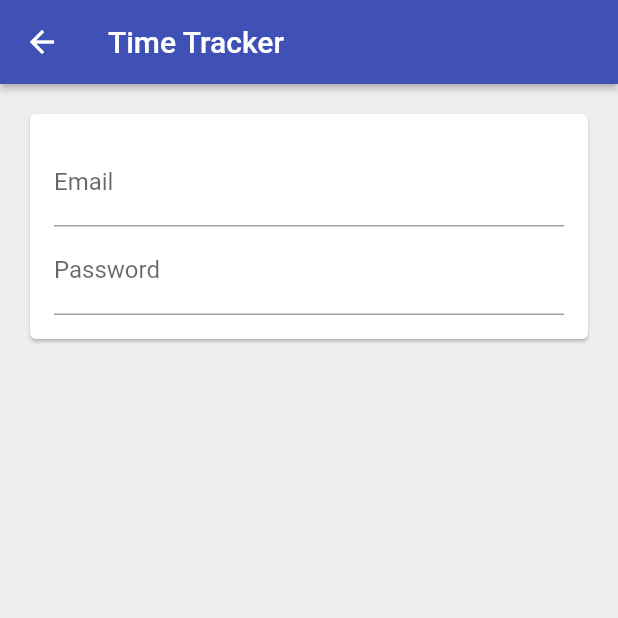
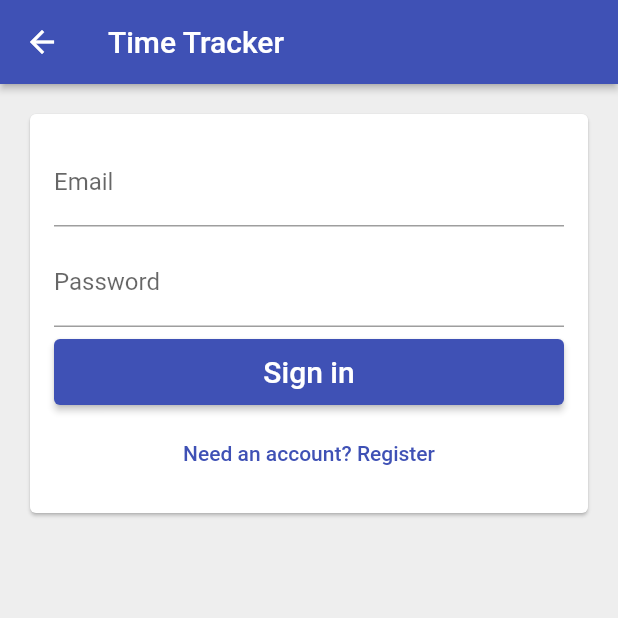
Before and after one commit to trine2301/time_tracker, a Flutter app: the EmailSignInPage screen opened directly, on a phone screen of 412 x 824 dp, the top half of it. Run offline on Flutter 3.47's test engine with Material 2 defaults, Android fonts, the phone set to English and light mode, and no system bars; our stand-ins replace firebase_auth, firebase_core; accounts and stored records are empty.

Commit message:
added a new FormSubmitButton-widget

```diff
--- a/lib/app/sign_in/email_sign_in_form.dart
+++ b/lib/app/sign_in/email_sign_in_form.dart
@@ -1,4 +1,5 @@
 import 'package:flutter/material.dart';
+import 'package:time_tracker_flutter_course/common_widgets/form_submit_button.dart';
 
 class EmailSignInForm extends StatelessWidget {
   const EmailSignInForm({Key? key}) : super(key: key);
@@ -11,11 +12,22 @@ class EmailSignInForm extends StatelessWidget {
           hintText: 'test@email.com'
         ),
       ),
+      SizedBox(height: 8.0),
       const TextField(
         decoration: InputDecoration(
           labelText: 'Password',
         ),
         obscureText: true,
+      ),
+      SizedBox(height: 8.0),
+      FormSubmitButton(
+        text: 'Sign in',
+        onPressed: () {},
+      ),
+      SizedBox(height: 8.0),
+      TextButton(
+          child: Text('Need an account? Register'),
+        onPressed: () {},
       ),
     ];
   }
@@ -25,6 +37,7 @@ class EmailSignInForm extends StatelessWidget {
     return Padding(
       padding: const EdgeInsets.all(16.0),
       child: Column(
+        crossAxisAlignment: CrossAxisAlignment.stretch,
         mainAxisSize: MainAxisSize.min,
         children: _buildChildren(),
       ),
--- /dev/null
+++ b/lib/common_widgets/form_submit_button.dart
@@ -0,0 +1,19 @@
+import 'package:flutter/material.dart';
+import 'package:time_tracker_flutter_course/common_widgets/custom_raised_button.dart';
+
+class FormSubmitButton extends CustomRaisedButton {
+  FormSubmitButton({
+    required String text,
+    required VoidCallback onPressed,
+  }) : super (
+    child: Text(
+      text,
+      style: const TextStyle(color: Colors.white, fontSize: 20.0),
+    ),
+    height: 44.0,
+    color: Colors.indigo,
+    borderRadius: 4.0,
+    onPressed: onPressed,
+  );
+
+}
```
